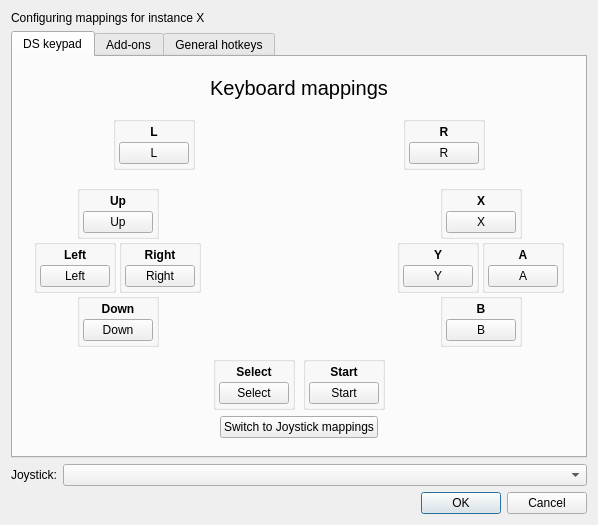
ag-advania/melonPrimeDS, file src/frontend/qt_sdl/InputConfig/InputConfigDialog.ui: the form before one commit.
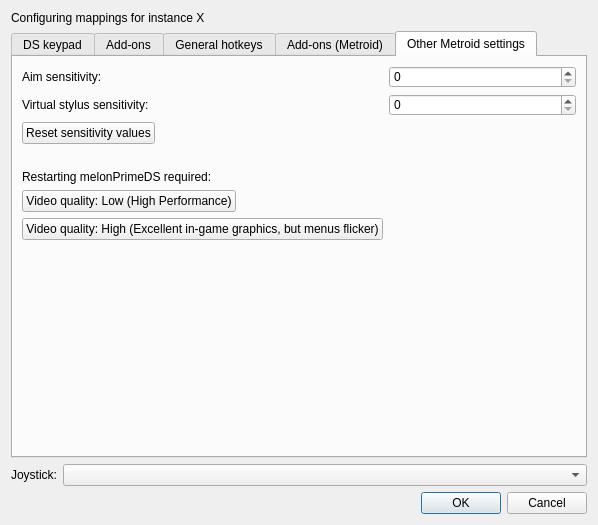
The form after the commit. The open tabs and pages were chosen to show the change. Icons and pictures are not drawn.

Diff of the .ui file:
```diff
--- a/src/frontend/qt_sdl/InputConfig/InputConfigDialog.ui
+++ b/src/frontend/qt_sdl/InputConfig/InputConfigDialog.ui
@@ -2277,7 +2277,120 @@
        <string>General hotkeys</string>
       </attribute>
      </widget>
-    </widget>
+		<!-- MelonPrimeDS -->
+
+		<!-- Tab Add-ons (Metroid) -->
+	    <widget class="QWidget" name="tabAddonsMetroid">
+		    <attribute name="title">
+			    <string>Add-ons (Metroid)</string>
+		    </attribute>
+	    </widget>
+
+		<!-- Tab Other Metroid settings -->
+	    <widget class="QWidget" name="tabMetroid">
+		    <attribute name="title">
+			    <string>Other Metroid settings</string>
+		    </attribute>
+		    <!-- Form layout to organize setting items in a grid -->
+		    <layout class="QFormLayout" name="metroidFormLayout">
+			    <!-- Aim sensitivity configuration -->
+			    <item row="0" column="0">
+				    <!-- Label for aim sensitivity -->
+				    <widget class="QLabel" name="metroidAimSensitvityLabel">
+					    <property name="text">
+						    <string>Aim sensitivity:</string>
+					    </property>
+				    </widget>
+			    </item>
+			    <item row="0" column="1">
+				    <!-- Spin box for aim sensitivity value (range: 0-99999) -->
+				    <widget class="QSpinBox" name="metroidAimSensitvitySpinBox">
+					    <property name="minimum">
+						    <number>0</number>
+					    </property>
+					    <property name="maximum">
+						    <number>99999</number>
+					    </property>
+					    <property name="value">
+						    <number>0</number>
+					    </property>
+				    </widget>
+			    </item>
+
+			    <!-- Virtual stylus sensitivity configuration -->
+			    <item row="1" column="0">
+				    <!-- Label for virtual stylus sensitivity -->
+				    <widget class="QLabel" name="metroidVirtualStylusSensitvityLabel">
+					    <property name="text">
+						    <string>Virtual stylus sensitivity:</string>
+					    </property>
+				    </widget>
+			    </item>
+			    <item row="1" column="1">
+				    <!-- Spin box for virtual stylus sensitivity value (range: 0-999) -->
+				    <widget class="QSpinBox" name="metroidVirtualStylusSensitvitySpinBox">
+					    <property name="minimum">
+						    <number>0</number>
+					    </property>
+					    <property name="maximum">
+						    <number>999</number>
+					    </property>
+					    <property name="value">
+						    <number>0</number>
+					    </property>
+				    </widget>
+			    </item>
+
+			    <!-- Reset button for sensitivity settings -->
+			    <item row="2" column="0">
+				    <widget class="QPushButton" name="metroidResetSensitivityValues">
+					    <property name="text">
+						    <string>Reset sensitivity values</string>
+					    </property>
+				    </widget>
+			    </item>
+
+			    <!-- Add vertical spacing -->
+			    <item row="3" column="0">
+				    <widget class="QLabel" name="emptyLabel">
+					    <property name="text">
+						    <string> </string>
+					    </property>
+				    </widget>
+			    </item>
+
+			    <item row="4" column="0">
+				    <!-- Label for metroidSetVideoQuality -->
+				    <widget class="QLabel" name="metroidSetVideoQualityLabel">
+					    <property name="text">
+						    <string>Restarting melonPrimeDS required:</string>
+					    </property>
+				    </widget>
+			    </item>
+
+
+			    <!-- Low quality -->
+			    <item row="5" column="0">
+				    <widget class="QPushButton" name="metroidSetVideoQualityToLow">
+					    <property name="text">
+						    <string>Video quality: Low (High Performance)</string>
+					    </property>
+				    </widget>
+			    </item>
+
+			    <!-- High quality -->
+			    <item row="6" column="0">
+				    <widget class="QPushButton" name="metroidSetVideoQualityToHigh">
+					    <property name="text">
+						    <string>Video quality: High (Excellent in-game graphics, but menus flicker)</string>
+					    </property>
+				    </widget>
+			    </item>
+
+		    </layout>
+	    </widget>
+		<!-- /MelonPrimeDS -->
+	</widget>
    </item>
    <item row="7" column="0" colspan="2">
     <layout class="QHBoxLayout" name="horizontalLayout">
```
